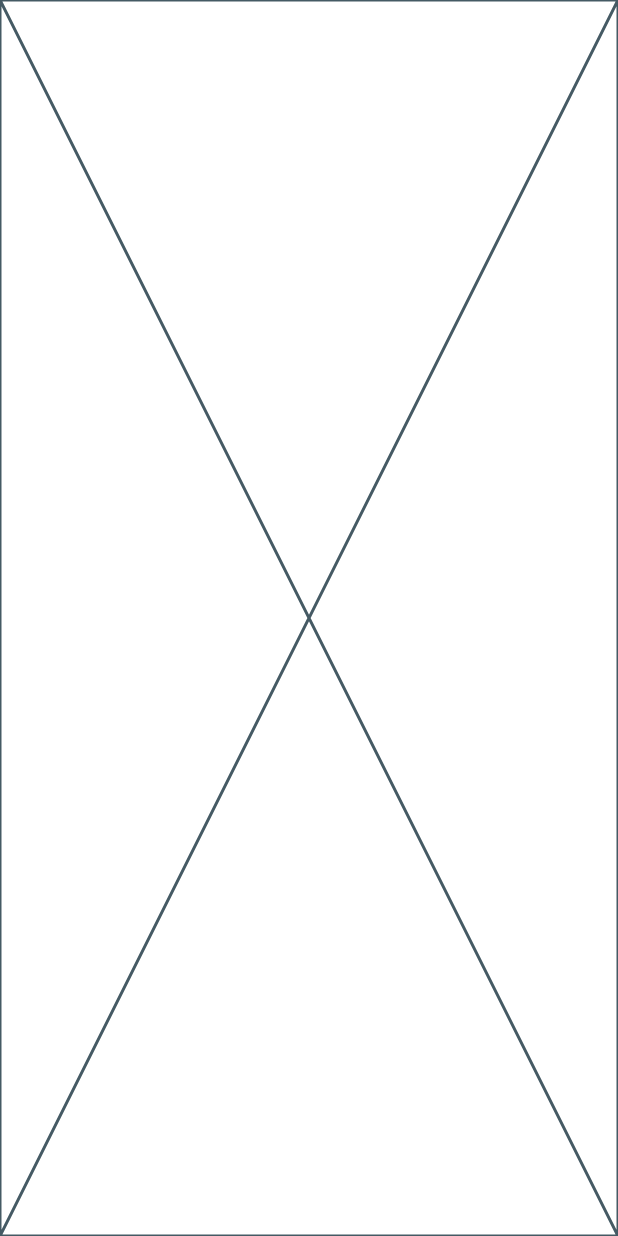
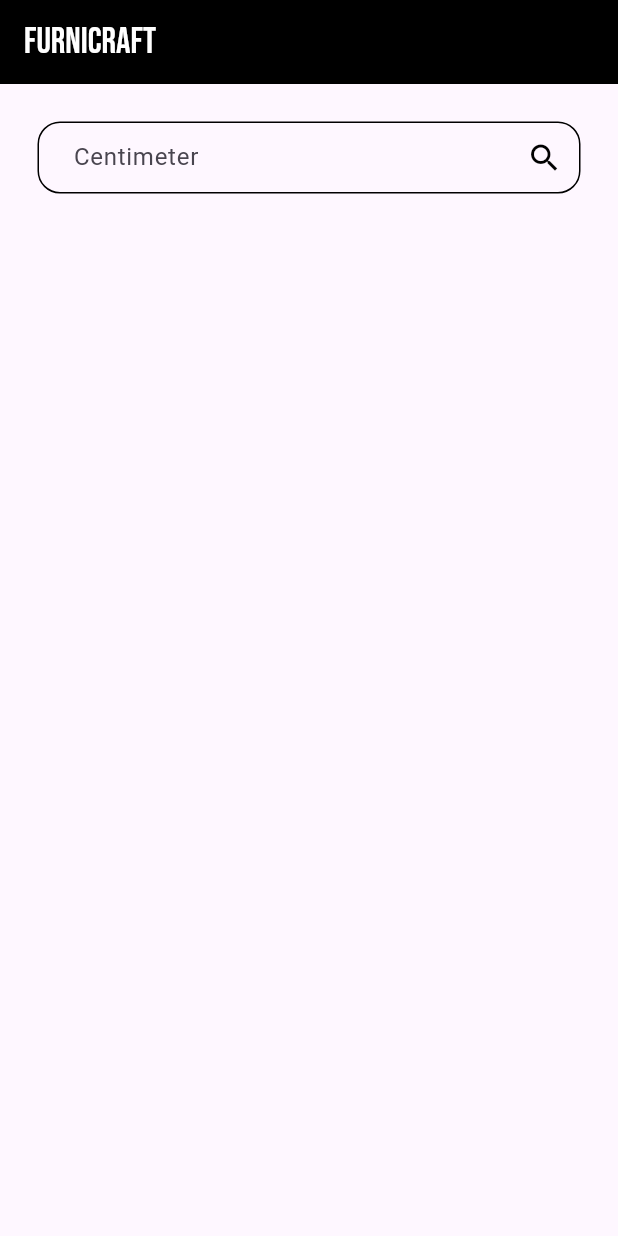
Before and after one commit to BagasPraW/furnicraft, a Flutter app: the screen it shows after launch, on a phone screen of 412 x 824 dp. Run offline on Flutter 3.47's test engine with Material 3 defaults, Android fonts, the phone set to English and light mode, and no system bars; our stand-ins replace google_fonts.

Commit message:
git second push

```diff
--- a/lib/main.dart
+++ b/lib/main.dart
@@ -1,4 +1,6 @@
 import 'package:flutter/material.dart';
+import 'package:furnicraft/screen/home_screen.dart';
+import 'package:google_fonts/google_fonts.dart';
 
 void main() {
   runApp(const MyApp());
@@ -14,6 +16,14 @@ class MyApp extends StatefulWidget {
 class _MyAppState extends State<MyApp> {
   @override
   Widget build(BuildContext context) {
-    return const Placeholder();
+    return MaterialApp(
+      title: 'we healthy',
+      debugShowCheckedModeBanner: false,
+      initialRoute: 'home_screen',
+      routes: {
+        'home_screen': (context) => HomeScreen(),
+
+      },
+    );
   }
 }
--- /dev/null
+++ b/lib/screen/home_screen.dart
@@ -0,0 +1,67 @@
+import 'package:flutter/material.dart';
+import 'package:google_fonts/google_fonts.dart';
+
+class HomeScreen extends StatefulWidget {
+  const HomeScreen({super.key});
+
+  @override
+  State<HomeScreen> createState() => _HomeScreenState();
+}
+
+class _HomeScreenState extends State<HomeScreen> {
+  @override
+  Widget build(BuildContext context) {
+    return Scaffold(
+      appBar: AppBar(
+        backgroundColor: Colors.black,
+        elevation: 0,
+        title: Text(
+          "FURNICRAFT",
+          style: GoogleFonts.bebasNeue(
+            fontSize: 24,
+            fontWeight: FontWeight.w400,
+            color: Colors.white,
+          ),
+        ),
+      ),
+      body: Padding(
+        padding: EdgeInsets.all(20),
+        child: SingleChildScrollView(
+          child: Column(
+            children: [
+              Padding(
+                  padding: EdgeInsets.all(5),
+                  child: TextField(
+                      // controller: tinggi_badan,
+                      keyboardType: TextInputType.number,
+                      textAlign: TextAlign.left,
+                      decoration: InputDecoration(
+                        hintText: 'Centimeter',
+                        contentPadding: EdgeInsets.symmetric(
+                            vertical: 10.0, horizontal: 20.0),
+                        border: OutlineInputBorder(
+                            borderRadius:
+                                BorderRadius.all(Radius.circular(15.0))),
+                        enabledBorder: OutlineInputBorder(
+                            borderSide: BorderSide(
+                                color: Color(0xFF000000), width: 1.0),
+                            borderRadius: BorderRadius.all(
+                              Radius.circular(15.0),
+                            )),
+                        suffixIcon: IconButton(
+                          icon: Icon(Icons.search, color: Colors.black),
+                          onPressed: () {
+                            // Aksi yang ingin dilakukan ketika ikon pencarian ditekan
+                            // Misalnya, tampilkan dialog pencarian atau lakukan navigasi.
+                            print('Search icon pressed!');
+                          },
+                        ),
+                      ))),
+              const SizedBox(height: 20),
+            ],
+          ),
+        ),
+      ),
+    );
+  }
+}
--- a/pubspec.yaml
+++ b/pubspec.yaml
@@ -35,6 +35,7 @@ dependencies:
   # The following adds the Cupertino Icons font to your application.
   # Use with the CupertinoIcons class for iOS style icons.
   cupertino_icons: ^1.0.2
+  google_fonts: ^6.1.0
 
 dev_dependencies:
   flutter_test:
```
Also changed, not shown: pubspec.lock, 1 other file.
